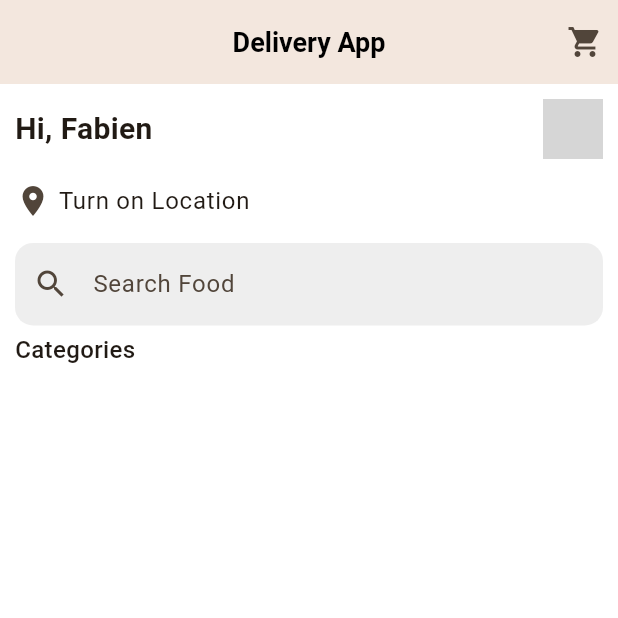
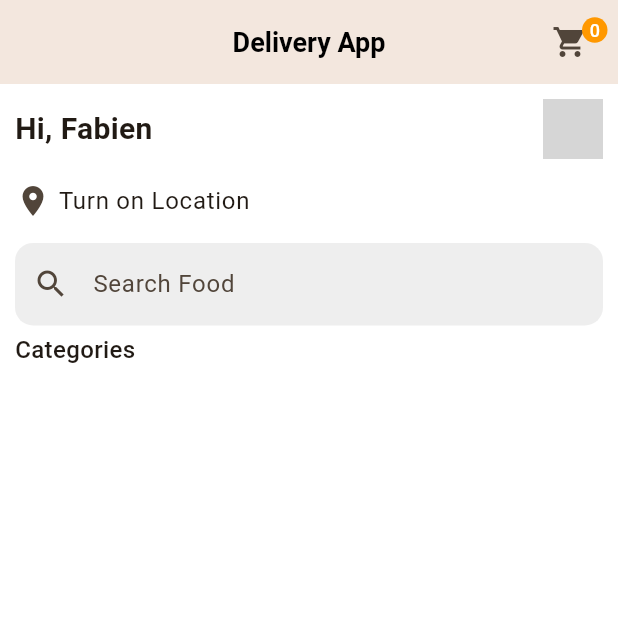
Before and after one commit to flutter-preview/chusamasadiq-Flutter-Course, a Flutter app: the HomeScreen screen opened directly, on a phone screen of 412 x 824 dp, the top half of it. Run offline on Flutter 3.47's test engine with Material 2 defaults, Android fonts, the phone set to English and light mode, and no system bars; our stand-ins replace cloud_firestore, firebase_auth, firebase_core, flutter_rating_bar, fluttertoast, geocoding and 6 more; accounts and stored records are empty; grey boxes are pictures that could not be loaded.

Commit message:
cart provider

```diff
--- a/lib/screen/home_screen.dart
+++ b/lib/screen/home_screen.dart
@@ -1,11 +1,13 @@
 import 'package:cloud_firestore/cloud_firestore.dart';
 import 'package:flutter/material.dart';
+import 'package:fluttercourse/provider/cart_provider.dart';
 import 'package:fluttercourse/resources/getlocation.dart';
 import 'package:fluttercourse/screen/favourite_screen.dart';
 import 'package:fluttercourse/utils/utils.dart';
 import 'package:geocoding/geocoding.dart';
 import 'package:geolocator/geolocator.dart';
-
+import 'cart_screen.dart';
+import 'package:provider/provider.dart';
 
 class HomeScreen extends StatefulWidget {
   const HomeScreen({Key? key}) : super(key: key);
@@ -63,10 +65,34 @@ class _HomeScreenState extends State<HomeScreen> {
         appBar: AppBar(
           title: const Text('Delivery App'),
           automaticallyImplyLeading: false,
-          actions: const [
-            Padding(
-              padding: EdgeInsets.only(right: 10),
-              child: Icon(Icons.shopping_cart),
+          actions: [
+            InkWell(
+              onTap: () => Navigator.push(
+                context,
+                MaterialPageRoute(
+                  builder: (context) => const CartScreen(),
+                ),
+              ),
+              child: Center(
+                child: Padding(
+                  padding: const EdgeInsets.only(right: 12),
+                  child: Badge(
+                    backgroundColor: Colors.orange,
+                    label: Consumer<CartProvider>(
+                        builder: (context, value, child) {
+                      return Text(
+                        value.getCounter().toString(),
+                        style:
+                            const TextStyle(fontSize: 12, color: Colors.white),
+                      );
+                    }),
+                    child: const Padding(
+                      padding: EdgeInsets.only(right: 8),
+                      child: Icon(Icons.shopping_cart),
+                    ),
+                  ),
+                ),
+              ),
             )
           ],
         ),
--- a/pubspec.yaml
+++ b/pubspec.yaml
@@ -49,6 +49,7 @@ dependencies:
   sqflite: ^2.2.8+4
   badges: ^3.1.1
   path_provider: ^2.0.15
+  provider: ^6.0.5
 
 
 dev_dependencies:
```
Also changed, not shown: lib/main.dart (+10 -1 lines), lib/screen/cart_screen.dart (added, +81 -0 lines), assets/images/empty_cart.png (added), pubspec.lock, 1 other file.
